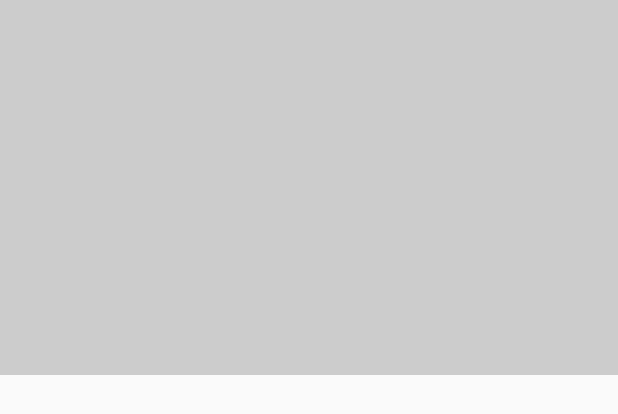
After one commit to Mikksam/Chatr, an Android app: the layout activity_phone_login.xml on its own in the app's theme, with its tools: preview values and no code run, on a phone screen of 412 x 824 dp. The commit adds this screen. Shown: the top 414 px of the screen. Run offline under Robolectric (Android 15) with nearby library versions, the phone set to English and light mode, and no system bars.

```diff
--- a/app/src/main/AndroidManifest.xml
+++ b/app/src/main/AndroidManifest.xml
@@ -11,7 +11,8 @@
         android:roundIcon="@mipmap/ic_launcher_round"
         android:supportsRtl="true"
         android:theme="@style/AppTheme">
-        <activity android:name=".GroupChatActivity"></activity>
+        <activity android:name=".PhoneLoginActivity"></activity>
+        <activity android:name=".GroupChatActivity" />
         <activity android:name=".SettingsActivity" />
         <activity android:name=".RegisterActivity" />
         <activity android:name=".LoginActivity" />
--- a/app/src/main/res/layout/activity_group_chat.xml
+++ b/app/src/main/res/layout/activity_group_chat.xml
@@ -36,7 +36,7 @@
                 android:textColor="@android:color/background_dark"
                 android:layout_marginStart="2dp"
                 android:layout_marginEnd="2dp"
-                android:layout_marginBottom="50dp"
+                android:layout_marginBottom="60dp"
                 >
 
             </TextView>
--- /dev/null
+++ b/app/src/main/res/layout/activity_phone_login.xml
@@ -0,0 +1,21 @@
+<?xml version="1.0" encoding="utf-8"?>
+<RelativeLayout
+    xmlns:android="http://schemas.android.com/apk/res/android"
+    xmlns:app="http://schemas.android.com/apk/res-auto"
+    xmlns:tools="http://schemas.android.com/tools"
+    android:layout_width="match_parent"
+    android:layout_height="match_parent"
+    tools:context=".PhoneLoginActivity">
+
+    <ImageView
+        android:id="@+id/login_picture"
+        android:layout_width="match_parent"
+        android:layout_height="250dp"
+        android:background="@color/colorAccent"
+        >
+
+    </ImageView>
+
+
+
+</RelativeLayout>
```
Also changed, not shown: app/src/main/java/com/example/chatr/GroupChatActivity.java (+69 -5 lines), app/src/main/java/com/example/chatr/PhoneLoginActivity.java (added, +25 -0 lines).
